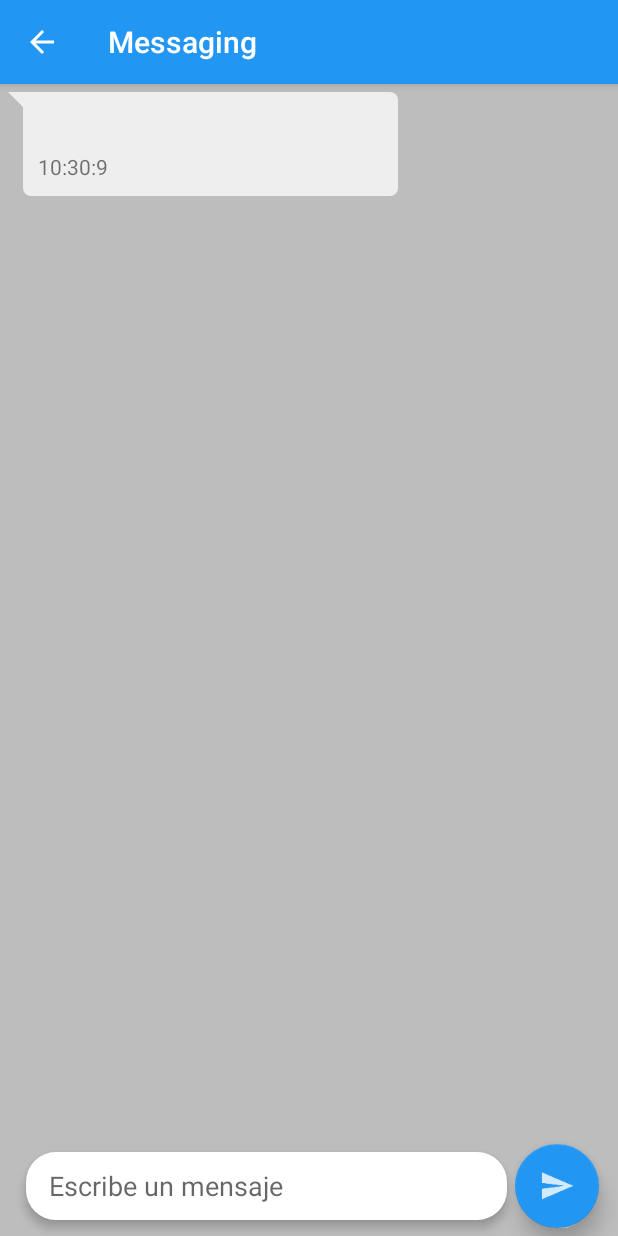
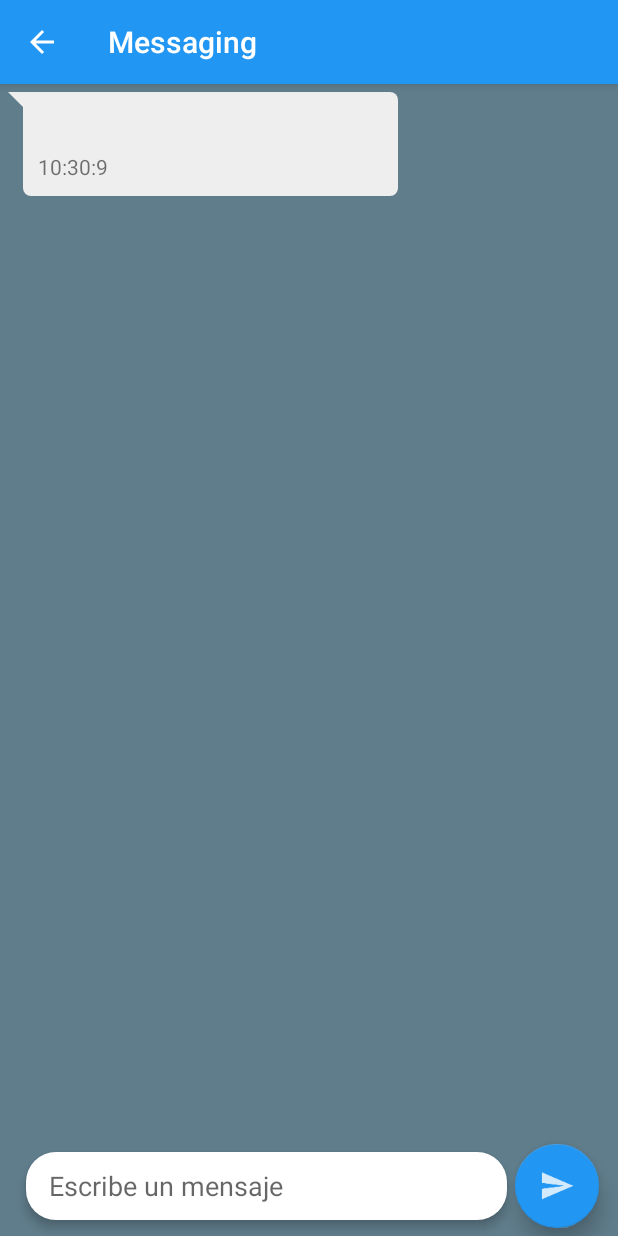
Before and after one commit to Isai-In/Scrappify, an Android app: the ChatActivity screen opened directly, with no data from a screen before it, after a tap on an icon or button, on a phone screen of 412 x 824 dp. Run offline under Robolectric (Android 15) with nearby library versions, the phone set to English and light mode, and no system bars; our stand-ins replace Picasso, Volley; pictures from the network do not load.

Commit message:
New logo added | windowBackgroundColor Changed

```diff
--- a/app/src/main/res/values/colors.xml
+++ b/app/src/main/res/values/colors.xml
@@ -7,5 +7,5 @@
     <color name="messageTextColor">#666</color>
     <color name="editTextColorWhite">#FFF</color>
     <color name="metadataContainerBackgroundColor">#EEE</color>
-    <color name="windowBackgroundColor">#BDBDBD</color>
+    <color name="windowBackgroundColor">#607D8B</color>
 </resources>
```
Also changed, not shown: app/src/main/res/drawable-hdpi/scrappify_logo.png, app/src/main/res/drawable-mdpi/scrappify_logo.png, app/src/main/res/drawable-xhdpi/scrappify_logo.png, app/src/main/res/drawable-xxhdpi/scrappify_logo.png, app/src/main/res/drawable-xxxhdpi/scrappify_logo.png.
